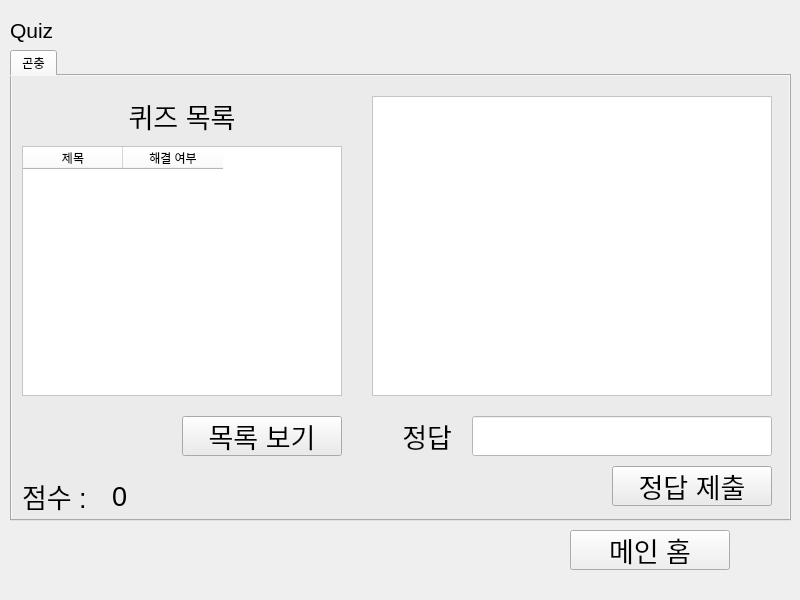
The window that studentUi.ui (dustn011/EducationApplication) describes before a commit, drawn with Qt 5.
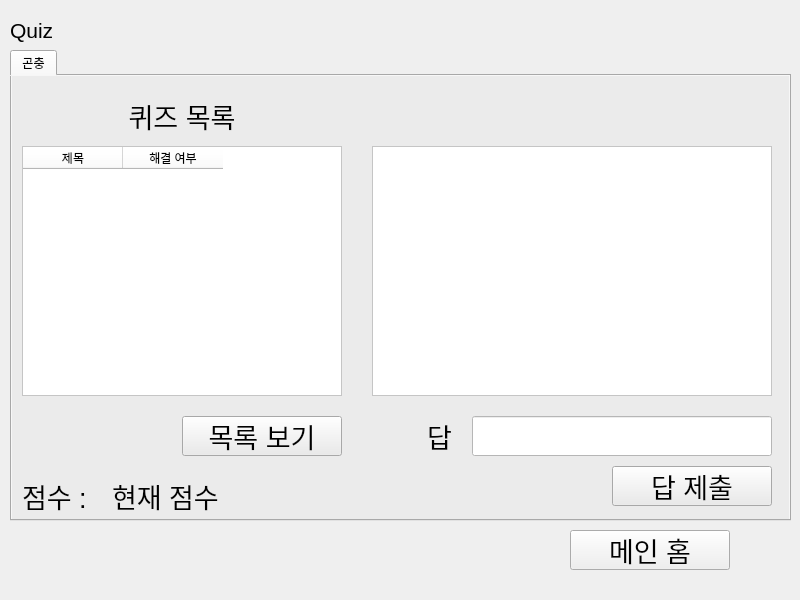
The same window after the commit.

What changed in the file:
```diff
--- a/studentUi.ui
+++ b/studentUi.ui
@@ -361,9 +361,9 @@
        <property name="geometry">
         <rect>
          <x>360</x>
-         <y>20</y>
+         <y>70</y>
          <width>400</width>
-         <height>300</height>
+         <height>250</height>
         </rect>
        </property>
        <property name="font">
@@ -417,7 +417,7 @@
         </font>
        </property>
        <property name="text">
-        <string>정답 제출</string>
+        <string>답 제출</string>
        </property>
       </widget>
       <widget class="QLabel" name="label_9">
@@ -435,7 +435,7 @@
         </font>
        </property>
        <property name="text">
-        <string>정답</string>
+        <string>답</string>
        </property>
        <property name="alignment">
         <set>Qt::AlignRight|Qt::AlignTrailing|Qt::AlignVCenter</set>
@@ -539,7 +539,7 @@
         </font>
        </property>
        <property name="text">
-        <string>0</string>
+        <string>현재 점수</string>
        </property>
       </widget>
       <widget class="QLabel" name="exact">
@@ -560,6 +560,24 @@
         <string/>
        </property>
       </widget>
+      <widget class="QLabel" name="correct">
+       <property name="geometry">
+        <rect>
+         <x>460</x>
+         <y>20</y>
+         <width>300</width>
+         <height>40</height>
+        </rect>
+       </property>
+       <property name="font">
+        <font>
+         <pointsize>20</pointsize>
+        </font>
+       </property>
+       <property name="text">
+        <string/>
+       </property>
+      </widget>
      </widget>
     </widget>
    </widget>
```
Left out of the diff: 22 changed lines with no effect on the pictures.
